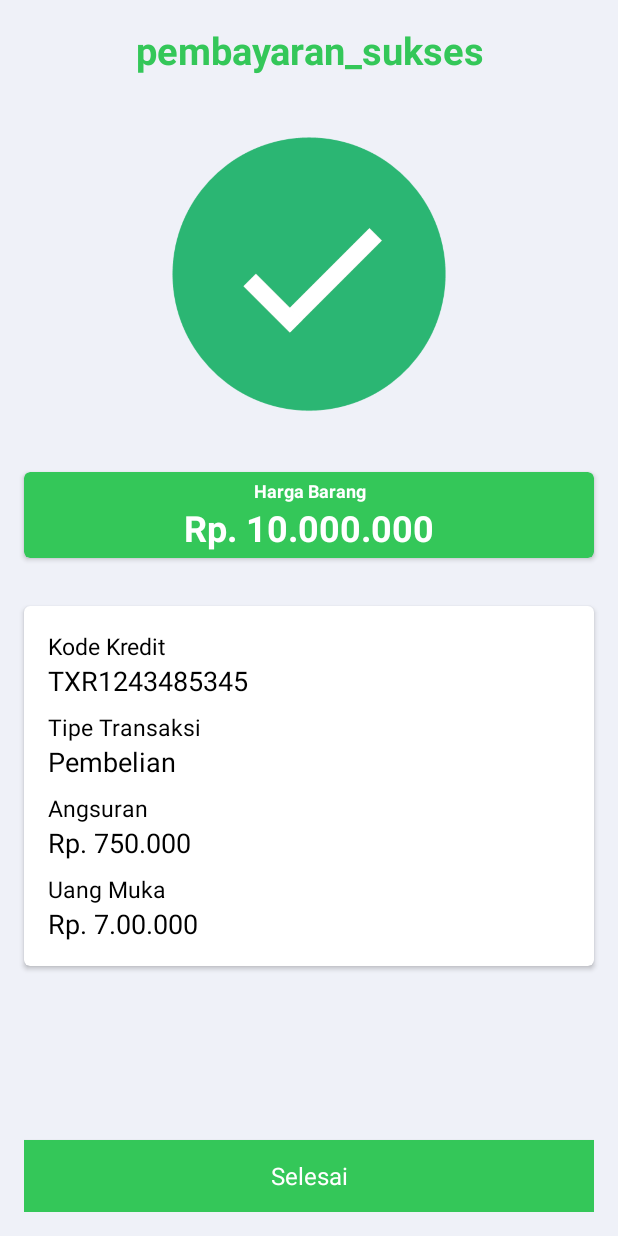
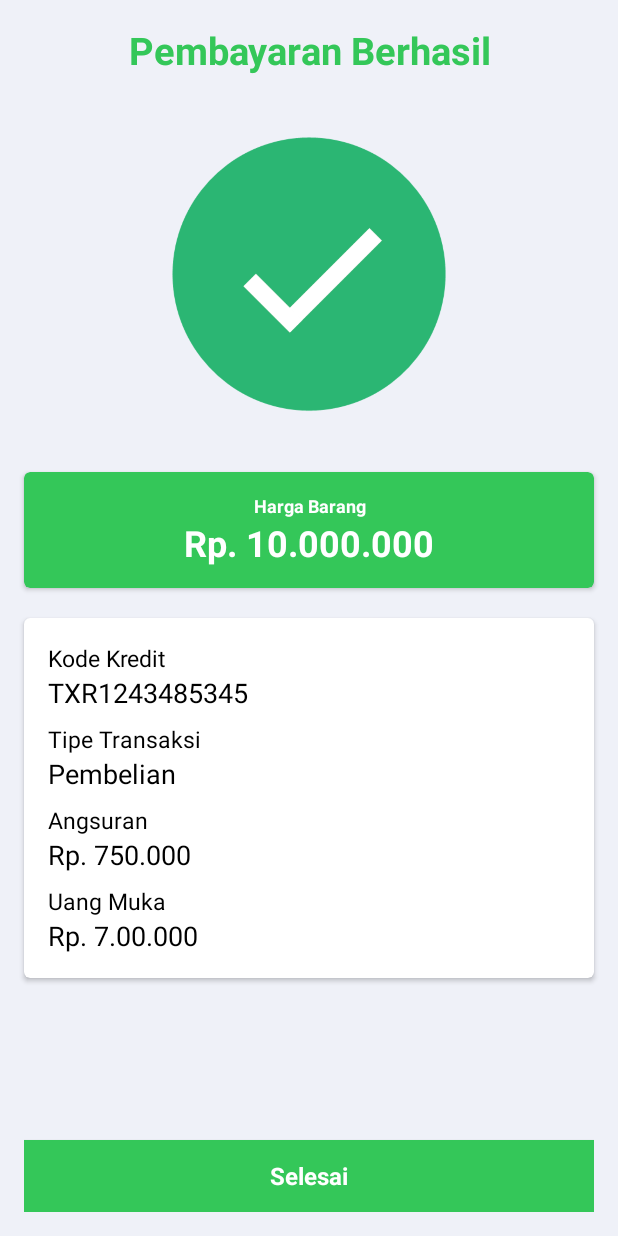
Before and after one commit to firzagustama/miniproject, an Android app: the layout success_payment.xml on its own in the app's theme, with its tools: preview values and no code run, on a phone screen of 412 x 824 dp. Run offline under Robolectric (Android 15) with nearby library versions, the phone set to English and light mode, and no system bars.

Commit message:
Update success payment

```diff
--- a/app/src/main/res/layout/success_payment.xml
+++ b/app/src/main/res/layout/success_payment.xml
@@ -10,7 +10,7 @@
     <TextView
         android:layout_width="match_parent"
         android:layout_height="wrap_content"
-        android:text="@string/pembayaran_berhasil"
+        android:text="Pembayaran Berhasil"
         android:textSize="25sp"
         android:textAlignment="center"
         android:textColor="@color/hijauGade"
@@ -37,7 +37,7 @@
             android:orientation="vertical"
             android:layout_width="match_parent"
             android:layout_height="wrap_content"
-            android:padding="4dp">
+            android:padding="14dp">
 
             <TextView
                 android:layout_height="wrap_content"
@@ -66,7 +66,8 @@
     <android.support.v7.widget.CardView
         android:layout_width="match_parent"
         android:layout_height="wrap_content"
-        android:layout_margin="16dp"
+        android:layout_marginHorizontal="16dp"
+        android:layout_marginVertical="4dp"
         app:cardCornerRadius="4dp"
         app:cardBackgroundColor="@android:color/white">
 
@@ -160,6 +161,7 @@
             android:layout_alignParentBottom="true"
             android:background="@color/hijauGade"
             android:text="Selesai"
+            android:textStyle="bold"
             android:textAlignment="center"
             android:textColor="@android:color/white" />
     </RelativeLayout>
```
